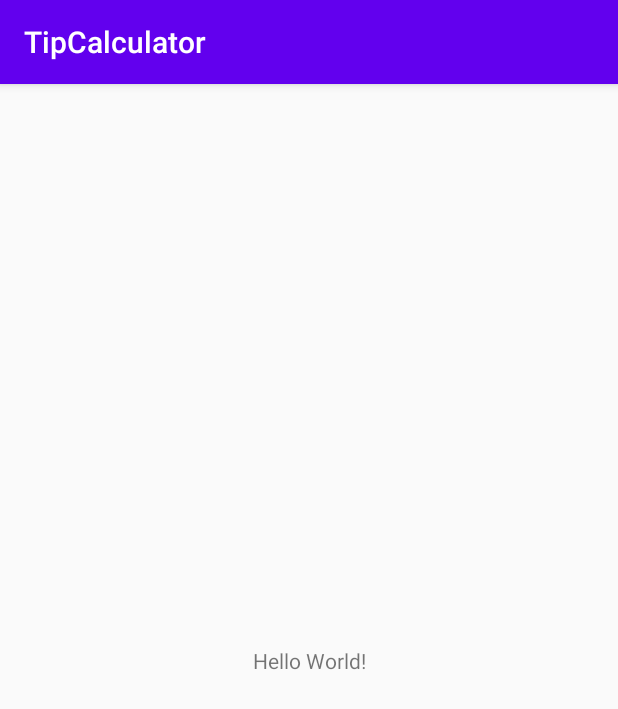
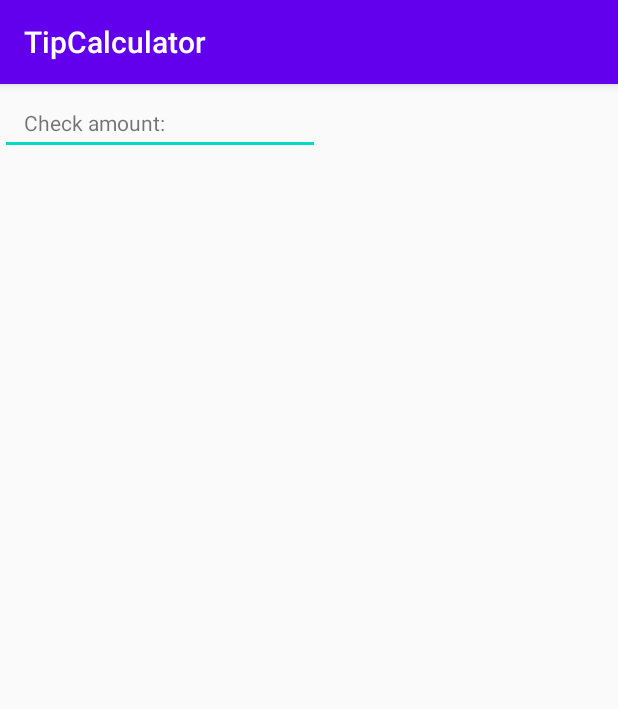
Before and after one commit to LuisToro-v/TipCalculator, an Android app: the screen it shows after launch (MainActivity), on a phone screen of 412 x 824 dp. Shown: the top 709 px of the screen. Run offline under Robolectric (Android 15) with nearby library versions, the phone set to English and light mode, and no system bars.

Commit message:
Added Check Amount Layout

```diff
--- a/Assignment4/TipCalculator/app/src/main/res/layout/activity_main.xml
+++ b/Assignment4/TipCalculator/app/src/main/res/layout/activity_main.xml
@@ -2,17 +2,28 @@
 <androidx.constraintlayout.widget.ConstraintLayout xmlns:android="http://schemas.android.com/apk/res/android"
     xmlns:app="http://schemas.android.com/apk/res-auto"
     xmlns:tools="http://schemas.android.com/tools"
+    android:id="@+id/checkAmount"
     android:layout_width="match_parent"
     android:layout_height="match_parent"
     tools:context=".MainActivity">
 
     <TextView
+        android:id="@+id/checkAmountLabel"
         android:layout_width="wrap_content"
         android:layout_height="wrap_content"
-        android:text="Hello World!"
-        app:layout_constraintBottom_toBottomOf="parent"
-        app:layout_constraintLeft_toLeftOf="parent"
-        app:layout_constraintRight_toRightOf="parent"
+        android:layout_marginStart="16dp"
+        android:layout_marginTop="16dp"
+        android:text="Check amount: "
+        app:layout_constraintStart_toStartOf="parent"
         app:layout_constraintTop_toTopOf="parent" />
 
+    <EditText
+        android:id="@+id/editTextNumberDecimal3"
+        android:layout_width="wrap_content"
+        android:layout_height="wrap_content"
+        android:ems="10"
+        android:inputType="numberDecimal"
+        app:layout_constraintBaseline_toBaselineOf="@+id/checkAmountLabel"
+        tools:layout_editor_absoluteX="134dp" />
+
 </androidx.constraintlayout.widget.ConstraintLayout>
```
